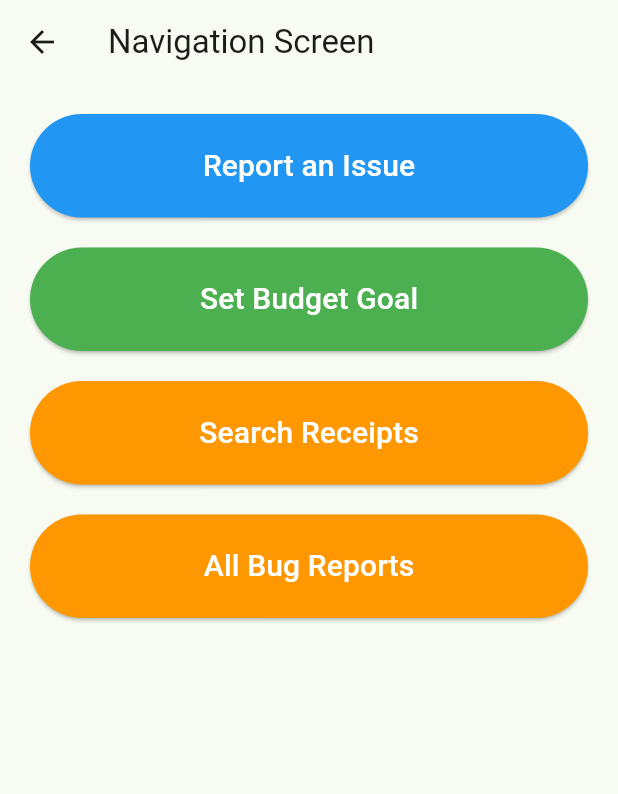
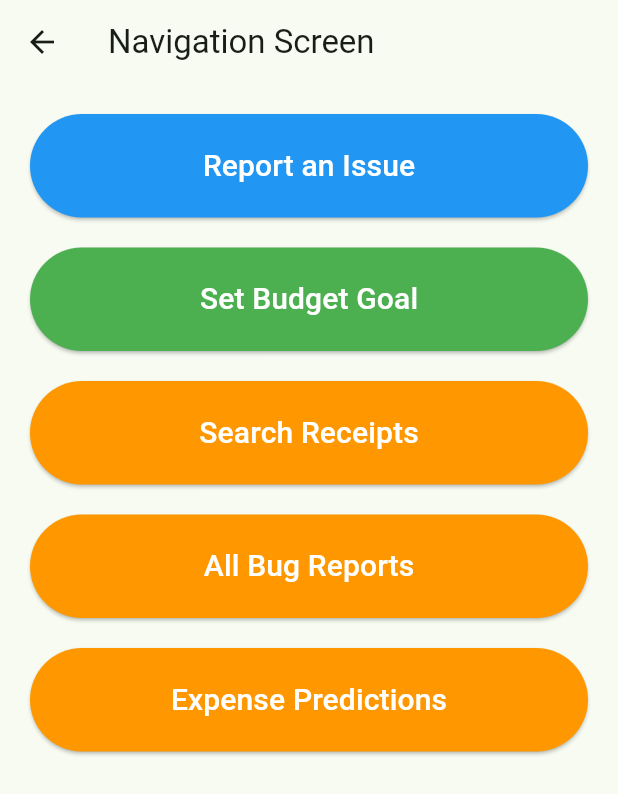
Before and after one commit to ahmaddioxide/ppocket, a Flutter app: the NavigationScreen screen opened directly, on a phone screen of 412 x 824 dp. Shown: the top 794 px of the screen. Run offline on Flutter 3.47's test engine with Material 3 defaults, Android fonts, the phone set to English and light mode, and no system bars; our stand-ins replace cached_network_image, cloud_firestore, curved_navigation_bar, device_preview, firebase_auth, firebase_core and 3 more; missing offline and left inert: qr_code_scanner; accounts and stored records are empty; network calls fail.

Commit message:
update budget updation screen

```diff
--- a/lib/services/database_service.dart
+++ b/lib/services/database_service.dart
@@ -447,4 +447,5 @@ static Future<List<Map<String, dynamic>>> getAllBugReports() async {
 
     return bugReports;
   }
+
 }
--- a/lib/views/search_navigation_screens/navigation_screen.dart
+++ b/lib/views/search_navigation_screens/navigation_screen.dart
@@ -1,5 +1,6 @@
 import 'package:flutter/material.dart';
 import 'package:ppocket/views/budget_screens/set_budget_goal_screen.dart';
+import 'package:ppocket/views/expense_predictions/expense_prediction_screen.dart';
 import 'package:ppocket/views/report_bug/all_reports_screen.dart';
 import 'package:ppocket/views/report_bug/report_bug_screen.dart';
 import 'package:ppocket/controllers/budget_controller.dart';
@@ -10,14 +11,14 @@ class NavigationScreen extends StatelessWidget {
   Widget build(BuildContext context) {
     return Scaffold(
       appBar: AppBar(
-        title: Text('Navigation Screen'),
+        title: const Text('Navigation Screen'),
       ),
       body: Padding(
-        padding: EdgeInsets.symmetric(horizontal: 20),
+        padding: const EdgeInsets.symmetric(horizontal: 20),
         child: Column(
           crossAxisAlignment: CrossAxisAlignment.stretch,
           children: [
-            SizedBox(height: 20),
+            const SizedBox(height: 20),
             ElevatedButton(
               onPressed: () {
                 Navigator.push(
@@ -29,14 +30,14 @@ class NavigationScreen extends StatelessWidget {
               },
               style: ElevatedButton.styleFrom(
                 backgroundColor: Colors.blue,
-                padding: EdgeInsets.symmetric(vertical: 20),
+                padding: const EdgeInsets.symmetric(vertical: 20),
               ),
-              child: Text(
+              child: const Text(
                 'Report an Issue',
                 style: TextStyle(fontSize: 20, color: Colors.white),
               ),
             ),
-            SizedBox(height: 20),
+            const SizedBox(height: 20),
             ElevatedButton(
               onPressed: () {
                 Navigator.push(
@@ -50,14 +51,14 @@ class NavigationScreen extends StatelessWidget {
               },
               style: ElevatedButton.styleFrom(
                 backgroundColor: Colors.green,
-                padding: EdgeInsets.symmetric(vertical: 20),
+                padding: const EdgeInsets.symmetric(vertical: 20),
               ),
-              child: Text(
+              child: const Text(
                 'Set Budget Goal',
                 style: TextStyle(fontSize: 20, color: Colors.white),
               ),
             ),
-            SizedBox(height: 20),
+            const SizedBox(height: 20),
             ElevatedButton(
               onPressed: () {
                 Navigator.push(
@@ -69,14 +70,14 @@ class NavigationScreen extends StatelessWidget {
               },
               style: ElevatedButton.styleFrom(
                 backgroundColor: Colors.orange,
-                padding: EdgeInsets.symmetric(vertical: 20),
+                padding: const EdgeInsets.symmetric(vertical: 20),
               ),
-              child: Text(
+              child: const Text(
                 'Search Receipts',
                 style: TextStyle(fontSize: 20, color: Colors.white),
               ),
             ),
-            SizedBox(height: 20),
+            const SizedBox(height: 20),
             ElevatedButton(
               onPressed: () {
                 Navigator.push(
@@ -88,13 +89,33 @@ class NavigationScreen extends StatelessWidget {
               },
               style: ElevatedButton.styleFrom(
                 backgroundColor: Colors.orange,
-                padding: EdgeInsets.symmetric(vertical: 20),
+                padding: const EdgeInsets.symmetric(vertical: 20),
               ),
-              child: Text(
+              child: const Text(
                 'All Bug Reports',
                 style: TextStyle(fontSize: 20, color: Colors.white),
               ),
             ),
+                        const SizedBox(height: 20),
+            ElevatedButton(
+              onPressed: () {
+                Navigator.push(
+                  context,
+                  MaterialPageRoute(
+                    builder: (context) => ExpensePredictionScreen(),
+                  ),
+                );
+              },
+              style: ElevatedButton.styleFrom(
+                backgroundColor: Colors.orange,
+                padding: const EdgeInsets.symmetric(vertical: 20),
+              ),
+              child: const Text(
+                'Expense Predictions',
+                style: TextStyle(fontSize: 20, color: Colors.white),
+              ),
+            ),
+
           ],
         ),
       ),
```
Also changed, not shown: lib/views/budget_screens/update_bidget_screen.dart (+6 -1 lines), lib/views/expense_predictions/expense_prediction_screen.dart (added, +104 -0 lines).
